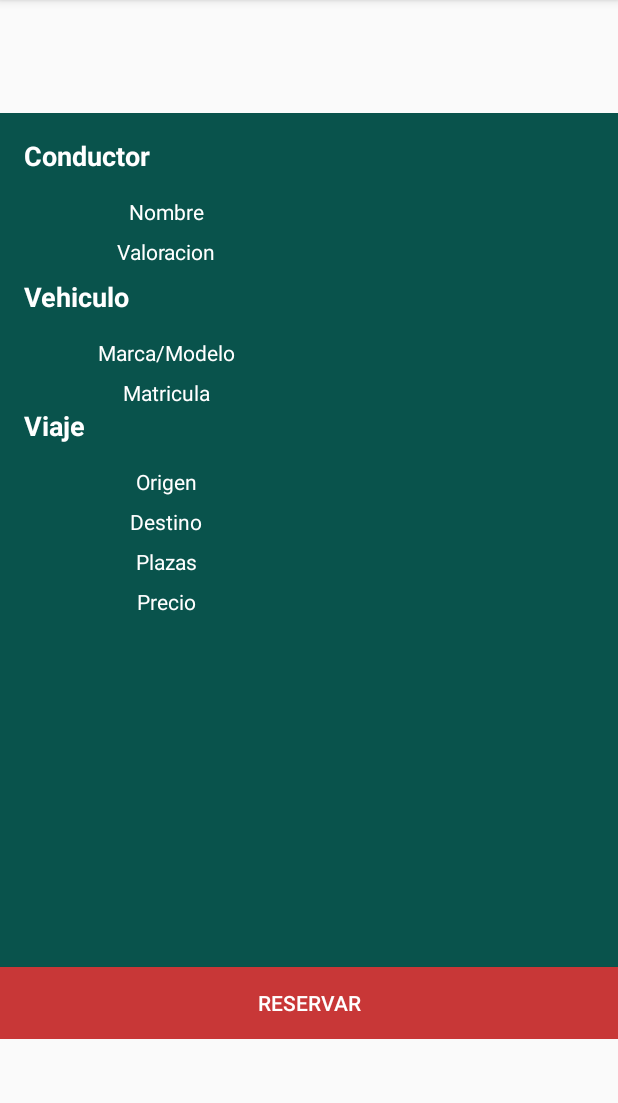
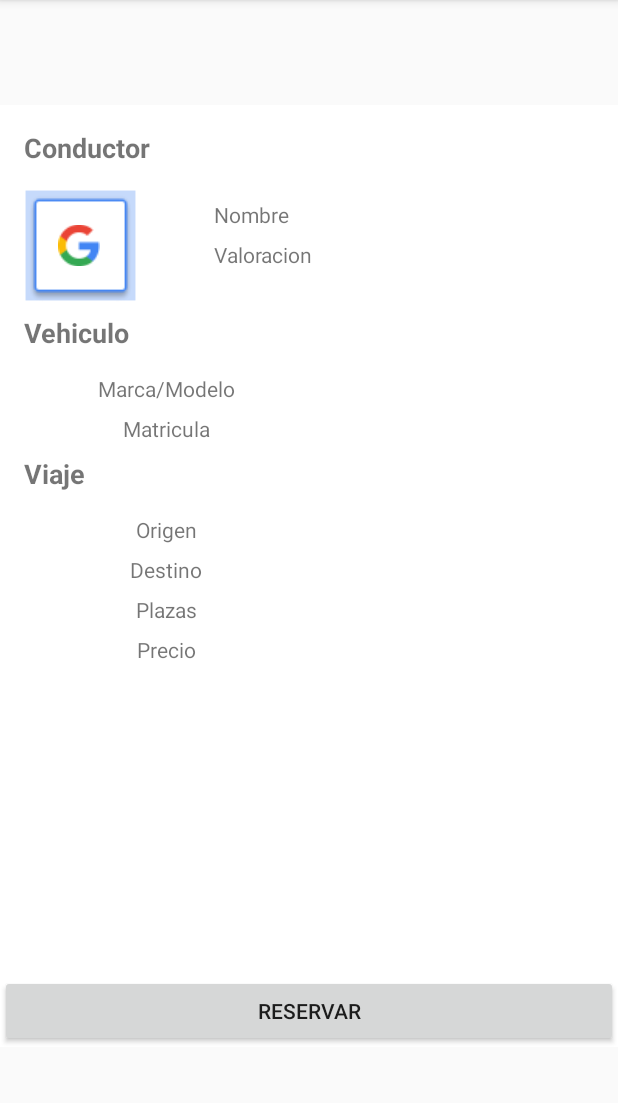
Before and after one commit to javtau/MocMocApp, an Android app: the fragment DialogReserva shown on its own in the app's theme, on a phone screen of 412 x 824 dp, the part 84-1187 px from its top. Run offline under Robolectric (Android 15) with nearby library versions, the phone set to English and light mode, and no system bars; our stand-ins replace Firebase (no records; nobody signed in at launch, a user with empty details on screens opened directly); 2 statements that could not run were skipped.

Commit message:
Dialogo Reservar diseño 1.1 rama JaviM

```diff
--- a/app/src/main/res/layout/dialog_fragment_reservar.xml
+++ b/app/src/main/res/layout/dialog_fragment_reservar.xml
@@ -1,10 +1,11 @@
 <?xml version="1.0" encoding="utf-8"?>
 <RelativeLayout xmlns:android="http://schemas.android.com/apk/res/android"
+    xmlns:app="http://schemas.android.com/apk/res-auto"
     android:orientation="vertical" android:layout_width="match_parent"
     android:layout_height="match_parent"
     android:layout_marginTop="@dimen/reservar_margen_sup"
     android:layout_marginBottom="@dimen/reservar_margen_inf"
-    android:background="@color/colorFondo"
+    android:background="@android:color/white"
     >
 
 
@@ -16,7 +17,6 @@
 
         <TextView
             android:text="@string/info_conductor"
-            android:textColor="@android:color/white"
             android:layout_width="match_parent"
             android:layout_height="wrap_content"
             android:id="@+id/tv_conductor"
@@ -34,28 +34,13 @@
                 android:orientation="vertical"
                 android:layout_width="match_parent"
                 android:layout_height="wrap_content"
-                android:layout_weight="1">
+                android:layout_weight="2">
 
-                <TextView
-                    android:text="@string/info_cond_nombre"
-                    android:textColor="@android:color/white"
-                    android:layout_marginBottom="@dimen/reservar_elems_inf"
-                    android:layout_width="match_parent"
-                    android:layout_height="wrap_content"
-                    android:id="@+id/tv_cond_nombre"
-                    android:layout_weight="1"
-                    android:textSize="14sp"
-                    android:textAlignment="center" />
-
-                <TextView
-                    android:text="@string/info_cond_valoracion"
-                    android:layout_width="match_parent"
-                    android:textColor="@android:color/white"
-                    android:layout_height="wrap_content"
-                    android:id="@+id/tv_valoracion"
-                    android:layout_weight="1"
-                    android:textAlignment="center" />
-
+                <ImageView
+                    android:layout_width="@dimen/img_w"
+                    android:layout_height="@dimen/img_h"
+                    app:srcCompat="@drawable/common_google_signin_btn_icon_dark_focused"
+                    android:id="@+id/iv_usuario" />
             </LinearLayout>
 
             <LinearLayout
@@ -65,19 +50,23 @@
                 android:layout_weight="1">
 
                 <TextView
+                    android:text="@string/info_cond_nombre"
+                    android:layout_marginTop="@dimen/reservar_elems_inf"
+                    android:layout_marginBottom="@dimen/reservar_elems_inf"
                     android:layout_width="match_parent"
-                    android:layout_height="match_parent"
-                    android:id="@+id/tv_cond_nombre_res"
-                    android:textColor="@android:color/white"
-                    android:layout_marginBottom="@dimen/reservar_elems_inf"
-                    android:layout_weight="3" />
+                    android:layout_height="wrap_content"
+                    android:id="@+id/tv_cond_nombre"
+                    android:layout_weight="1"
+                    android:textSize="14sp"
+                    android:textAlignment="textStart" />
 
                 <TextView
+                    android:text="@string/info_cond_valoracion"
                     android:layout_width="match_parent"
-                    android:layout_height="match_parent"
-                    android:id="@+id/tv_cond_valoracion_res"
-                    android:textColor="@android:color/white"
-                    android:layout_weight="3" />
+                    android:layout_height="wrap_content"
+                    android:id="@+id/tv_valoracion"
+                    android:layout_weight="1"
+                    android:textAlignment="textStart" />
 
             </LinearLayout>
 
@@ -86,7 +75,6 @@
         <TextView
             android:text="@string/info_vehiculo"
             android:layout_width="match_parent"
-            android:textColor="@android:color/white"
             android:layout_marginTop="@dimen/appbar_padding_top"
             android:layout_height="wrap_content"
             android:id="@+id/tv_vehiculo"
@@ -111,7 +99,6 @@
                     android:layout_width="match_parent"
                     android:layout_height="wrap_content"
                     android:layout_marginBottom="@dimen/reservar_elems_inf"
-                    android:textColor="@android:color/white"
                     android:id="@+id/tv_marca"
                     android:textAlignment="center" />
 
@@ -119,7 +106,6 @@
                     android:text="@string/info_vehiculo_matricula"
                     android:layout_width="match_parent"
                     android:layout_height="wrap_content"
-                    android:textColor="@android:color/white"
                     android:id="@+id/tv_matricula"
                     android:textAlignment="center" />
 
@@ -134,14 +120,12 @@
                 <TextView
                     android:layout_width="match_parent"
                     android:layout_height="wrap_content"
-                    android:textColor="@android:color/white"
                     android:layout_marginBottom="@dimen/reservar_elems_inf"
                     android:id="@+id/tv_marca_res" />
 
                 <TextView
                     android:layout_width="match_parent"
                     android:layout_height="wrap_content"
-                    android:textColor="@android:color/white"
                     android:id="@+id/tv_matricula_res" />
 
             </LinearLayout>
@@ -153,8 +137,8 @@
             android:layout_width="match_parent"
             android:layout_height="match_parent"
             android:id="@+id/tv_viaje"
-            android:textColor="@android:color/white"
             android:textSize="18sp"
+            android:layout_marginTop="@dimen/appbar_padding_top"
             android:layout_marginBottom="@dimen/reservar_elems_inf"
             android:textStyle="normal|bold" />
 
@@ -175,7 +159,6 @@
                     android:layout_width="match_parent"
                     android:layout_height="wrap_content"
                     android:layout_marginBottom="@dimen/reservar_elems_inf"
-                    android:textColor="@android:color/white"
                     android:id="@+id/tv_viaje_origen"
                     android:textAlignment="center" />
 
@@ -185,7 +168,6 @@
                     android:layout_height="wrap_content"
                     android:layout_marginBottom="@dimen/reservar_elems_inf"
                     android:id="@+id/tv_viaje_destino"
-                    android:textColor="@android:color/white"
                     android:layout_weight="1"
                     android:textAlignment="center" />
 
@@ -194,7 +176,6 @@
                     android:layout_width="match_parent"
                     android:layout_height="wrap_content"
                     android:layout_marginBottom="@dimen/reservar_elems_inf"
-                    android:textColor="@android:color/white"
                     android:id="@+id/tv_plazas"
                     android:textAlignment="center" />
 
@@ -204,7 +185,6 @@
                     android:layout_height="wrap_content"
                     android:id="@+id/tv_viaje_precio"
                     android:layout_marginBottom="@dimen/reservar_elems_inf"
-                    android:textColor="@android:color/white"
                     android:layout_weight="1"
                     android:textAlignment="center" />
 
@@ -250,8 +230,6 @@
         android:text="@string/reservar_btn_reservar"
         android:layout_width="match_parent"
         android:layout_height="wrap_content"
-        android:background="@drawable/button_custom"
-        android:textColor="@android:color/white"
         android:id="@+id/btn_reservar"
         android:layout_alignParentBottom="true"
         android:layout_alignParentStart="true" />
--- a/app/src/main/res/values/dimens.xml
+++ b/app/src/main/res/values/dimens.xml
@@ -12,6 +12,8 @@
     <dimen name="padding_linear">15dp</dimen>
     <dimen name="reservar_elems_sup">7dp</dimen>
     <dimen name="reservar_elems_inf">7dp</dimen>
-    <dimen name="reservar_margen_sup">75dp</dimen>
-    <dimen name="reservar_margen_inf">75dp</dimen>
+    <dimen name="reservar_margen_sup">70dp</dimen>
+    <dimen name="reservar_margen_inf">70dp</dimen>
+    <dimen name="img_w">75dp</dimen>
+    <dimen name="img_h">75dp</dimen>
 </resources>
```
